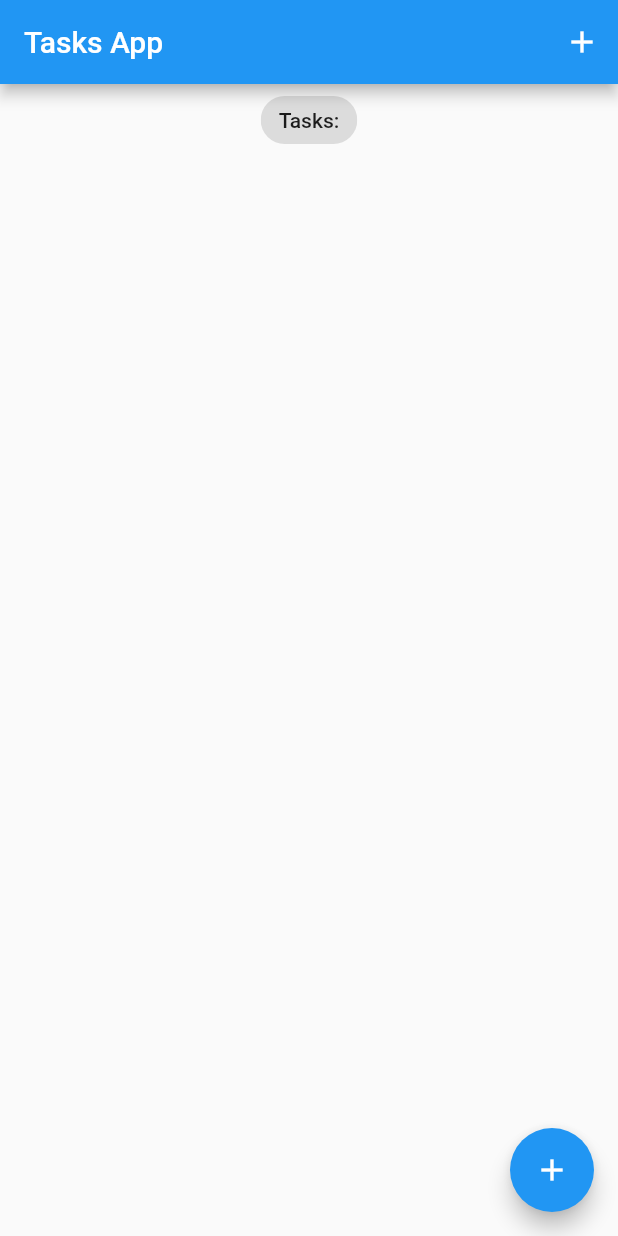
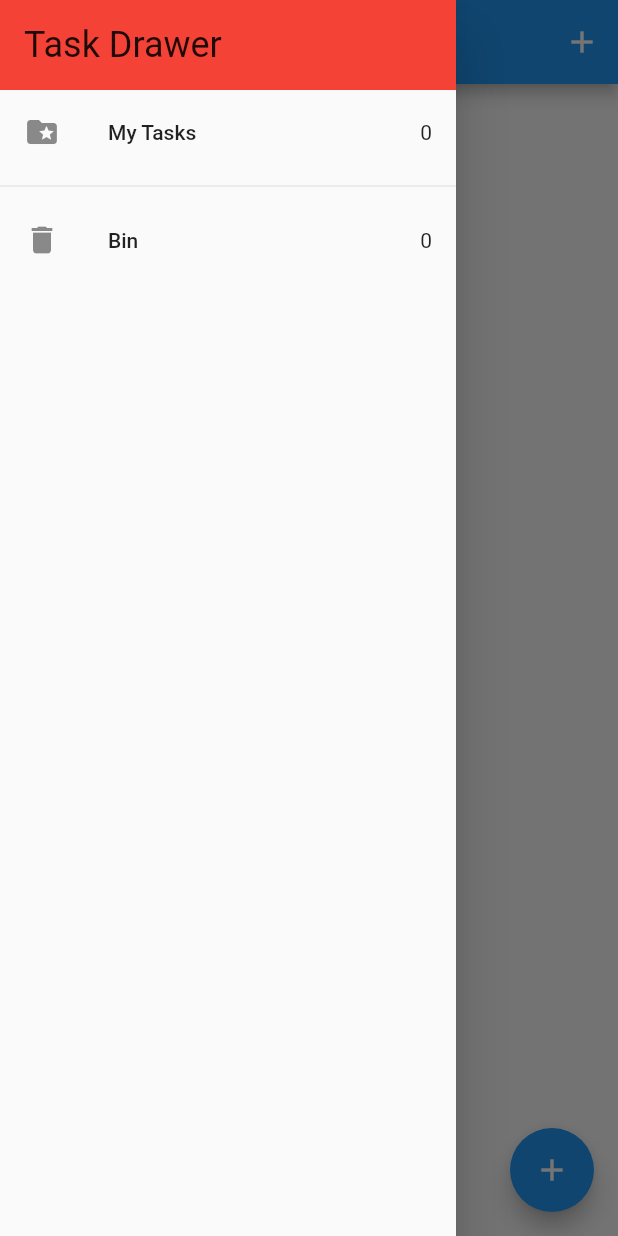
Before and after one commit to ElvinSadikhov/tasksApp, a Flutter app: the screen it shows after launch, with the side drawer open (before the commit the screen has no drawer), on a phone screen of 412 x 824 dp. Run offline on Flutter 3.47's test engine with Material 2 defaults, Android fonts, the phone set to English and light mode, and no system bars; our stand-ins replace equatable, flutter_bloc, hydrated_bloc.

Commit message:
feat: added drawer and recycle bin

```diff
--- a/lib/blocs/bloc/tasks_bloc.dart
+++ b/lib/blocs/bloc/tasks_bloc.dart
@@ -11,12 +11,15 @@ class TasksBloc extends HydratedBloc<TasksEvent, TasksState> {
   TasksBloc() : super(const TasksState()) {
     on<AddTask>(_onAddTask);
     on<UpdateTask>(_onUpdateTask);
+    on<RemoveTask>(_onRemoveTask);
     on<DeleteTask>(_onDeleteTask);
   }
 
   void _onAddTask(AddTask event, Emitter<TasksState> emit) {
     final TasksState state = this.state;
-    emit(TasksState(allTasks: List.from(state.allTasks)..add(event.task)));
+    emit(TasksState(
+        allTasks: List.from(state.allTasks)..add(event.task),
+        removedTasks: state.removedTasks));
   }
 
   void _onUpdateTask(UpdateTask event, Emitter<TasksState> emit) {
@@ -28,12 +31,22 @@ class TasksBloc extends HydratedBloc<TasksEvent, TasksState> {
     task.isDone == false
         ? allTasks.insert(index, task.copyWith(isDone: true))
         : allTasks.insert(index, task.copyWith(isDone: false));
-    emit(TasksState(allTasks: allTasks));
+    emit(TasksState(allTasks: allTasks, removedTasks: state.removedTasks));
+  }
+
+  void _onRemoveTask(RemoveTask event, Emitter<TasksState> emit) {
+    final state = this.state;
+    emit(TasksState(
+        allTasks: List.from(state.allTasks)..remove(event.task),
+        removedTasks: List.from(state.removedTasks)
+          ..add(event.task.copyWith(isRemoved: true))));
   }
 
   void _onDeleteTask(DeleteTask event, Emitter<TasksState> emit) {
     final state = this.state;
-    emit(TasksState(allTasks: List.from(state.allTasks)..remove(event.task)));
+    emit(TasksState(
+        allTasks: state.allTasks,
+        removedTasks: List.from(state.removedTasks)..remove(event.task)));
   }
 
   @override
--- a/lib/blocs/bloc/tasks_event.dart
+++ b/lib/blocs/bloc/tasks_event.dart
@@ -25,6 +25,15 @@ class UpdateTask extends TasksEvent {
   List<Object> get props => [task];
 }
 
+class RemoveTask extends TasksEvent {
+  final Task task;
+
+  const RemoveTask({required this.task});
+
+  @override
+  List<Object> get props => [task];
+}
+
 class DeleteTask extends TasksEvent {
   final Task task;
 
--- a/lib/blocs/bloc/tasks_state.dart
+++ b/lib/blocs/bloc/tasks_state.dart
@@ -4,14 +4,17 @@ part of 'tasks_bloc.dart';
 
 class TasksState extends Equatable {
   final List<Task> allTasks;
-  const TasksState({this.allTasks = const []});
+  final List<Task> removedTasks;
+
+  const TasksState({this.allTasks = const [], this.removedTasks = const []});
 
   @override
-  List<Object> get props => [allTasks];
+  List<Object> get props => [allTasks, removedTasks];
 
   Map<String, dynamic> toMap() {
     return <String, dynamic>{
       'allTasks': allTasks.map((x) => x.toMap()).toList(),
+      'removedTasks': removedTasks.map((x) => x.toMap()).toList(),
     };
   }
 
@@ -22,6 +25,11 @@ class TasksState extends Equatable {
           (x) => Task.fromMap(x),
         ),
       ),
+      removedTasks: List<Task>.from(
+        map['removedTasks']?.map<Task>(
+          (x) => Task.fromMap(x),
+        ),
+      ),
     );
   }
 }
--- a/lib/main.dart
+++ b/lib/main.dart
@@ -1,6 +1,7 @@
 import 'package:flutter/material.dart';
 import 'package:flutter_tasks_app/blocs/bloc_exports.dart';
 import 'package:flutter_tasks_app/blocs/tasks_bloc_observer.dart';
+import 'package:flutter_tasks_app/utils/app_router.dart';
 import 'package:path_provider/path_provider.dart';
 
 import 'ui/screens/tasks_screen.dart';
@@ -29,6 +30,7 @@ class MyApp extends StatelessWidget {
           primarySwatch: Colors.blue,
         ),
         home: const TasksScreen(),
+        onGenerateRoute: AppRouter.onGenerateRoute,
       ),
     );
   }
--- a/lib/models/task.dart
+++ b/lib/models/task.dart
@@ -5,29 +5,29 @@ class Task extends Equatable {
   final String id;
   final String title;
   bool? isDone;
-  bool? isDeleted;
+  bool? isRemoved;
 
   Task({
     required this.id,
     required this.title,
     this.isDone,
-    this.isDeleted,
+    this.isRemoved,
   }) {
     isDone = isDone ?? false;
-    isDeleted = isDeleted ?? false;
+    isRemoved = isRemoved ?? false;
   }
 
   Task copyWith({
     String? id,
     String? title,
     bool? isDone,
-    bool? isDeleted,
+    bool? isRemoved,
   }) {
     return Task(
       id: id ?? this.id,
       title: title ?? this.title,
       isDone: isDone ?? this.isDone,
-      isDeleted: isDeleted ?? this.isDeleted,
+      isRemoved: isRemoved ?? this.isRemoved,
     );
   }
 
@@ -36,7 +36,7 @@ class Task extends Equatable {
       'id': id,
       'title': title,
       'isDone': isDone,
-      'isDeleted': isDeleted,
+      'isRemoved': isRemoved,
     };
   }
 
@@ -45,10 +45,10 @@ class Task extends Equatable {
       id: map['id'] as String,
       title: map['title'] as String,
       isDone: map['isDone'] != null ? map['isDone'] as bool : null,
-      isDeleted: map['isDeleted'] != null ? map['isDeleted'] as bool : null,
+      isRemoved: map['isRemoved'] != null ? map['isRemoved'] as bool : null,
     );
   }
 
   @override
-  List<Object?> get props => [id, title, isDone, isDeleted];
+  List<Object?> get props => [id, title, isDone, isRemoved];
 }
--- a/lib/ui/screens/tasks_screen.dart
+++ b/lib/ui/screens/tasks_screen.dart
@@ -1,11 +1,14 @@
 import 'package:flutter/material.dart';
 import 'package:flutter_tasks_app/blocs/bloc_exports.dart';
+import 'package:flutter_tasks_app/ui/widgets/main_drawer.dart';
 import 'package:flutter_tasks_app/ui/widgets/add_task_panel.dart';
 import 'package:flutter_tasks_app/ui/widgets/tasks_list.dart';
 
 import '../../models/task.dart';
 
 class TasksScreen extends StatefulWidget {
+  static const String route = "/tasks";
+
   const TasksScreen({Key? key}) : super(key: key);
 
   @override
@@ -29,13 +32,14 @@ class _TasksScreenState extends State<TasksScreen> {
               )
             ],
           ),
+          drawer: const MainDrawer(),
           body: Column(
             crossAxisAlignment: CrossAxisAlignment.center,
             children: [
-              const Center(
+              Center(
                 child: Chip(
                   label: Text(
-                    'Tasks:',
+                    "${tasks.length} ${tasks.length == 1 ? "Task" : "Tasks"}",
                   ),
                 ),
               ),
--- /dev/null
+++ b/lib/ui/widgets/main_drawer.dart
@@ -0,0 +1,59 @@
+import 'package:flutter/material.dart';
+import 'package:flutter_tasks_app/blocs/bloc_exports.dart';
+import 'package:flutter_tasks_app/ui/screens/recycle_bin_screen.dart';
+import 'package:flutter_tasks_app/ui/screens/tasks_screen.dart';
+
+class MainDrawer extends StatefulWidget {
+  const MainDrawer({Key? key}) : super(key: key);
+
+  @override
+  State<MainDrawer> createState() => _MainDrawerState();
+}
+
+class _MainDrawerState extends State<MainDrawer> {
+  @override
+  Widget build(BuildContext context) {
+    return SafeArea(
+      child: Drawer(
+        child: Column(
+          children: [
+            Container(
+              width: double.infinity,
+              padding: const EdgeInsets.symmetric(vertical: 16, horizontal: 16),
+              color: Colors.red,
+              child: Text("Task Drawer",
+                  style: Theme.of(context).textTheme.headline5),
+            ),
+            BlocBuilder<TasksBloc, TasksState>(
+              builder: (context, state) {
+                return Column(
+                  children: [
+                    GestureDetector(
+                      onTap: _onMyTasksTileTap,
+                      child: ListTile(
+                          leading: const Icon(Icons.folder_special),
+                          title: const Text("My Tasks"),
+                          trailing: Text(state.allTasks.length.toString())),
+                    ),
+                    const Divider(),
+                    GestureDetector(
+                      onTap: _onRecycleBinTileTap,
+                      child: ListTile(
+                          leading: const Icon(Icons.delete),
+                          title: const Text("Bin"),
+                          trailing: Text(state.removedTasks.length.toString())),
+                    ),
+                  ],
+                );
+              },
+            ),
+          ],
+        ),
+      ),
+    );
+  }
+
+  void _onMyTasksTileTap() => Navigator.pushNamed(context, TasksScreen.route);
+  void _onRecycleBinTileTap() =>
+      Navigator.pushNamed(context, RecycleBinScreen.route);
+}
--- /dev/null
+++ b/lib/ui/widgets/task_tile.dart
@@ -0,0 +1,36 @@
+import 'package:flutter/material.dart';
+import 'package:flutter_tasks_app/blocs/bloc_exports.dart';
+import 'package:flutter_tasks_app/models/task.dart';
+
+class TastTile extends StatelessWidget {
+  const TastTile({
+    Key? key,
+    required this.task,
+  }) : super(key: key);
+
+  final Task task;
+
+  @override
+  Widget build(BuildContext context) {
+    return ListTile(
+      title: Text(
+        task.title,
+        style: TextStyle(
+            decoration: task.isDone! ? TextDecoration.lineThrough : null),
+      ),
+      trailing: Checkbox(
+        value: task.isDone,
+        onChanged: (value) => _onCheckboxChanged(context, value),
+      ),
+      onLongPress: () => _onTileLongPress(context),
+    );
+  }
+
+  void _onCheckboxChanged(BuildContext context, bool? value) {
+    if (!task.isRemoved!) context.read<TasksBloc>().add(UpdateTask(task: task));
+  }
+
+  void _onTileLongPress(BuildContext context) => context
+      .read<TasksBloc>()
+      .add(task.isRemoved! ? DeleteTask(task: task) : RemoveTask(task: task));
+}
```
Also changed, not shown: lib/ui/screens/recycle_bin_screen.dart (added, +42 -0 lines), lib/ui/widgets/tasks_list.dart (+2 -11 lines), lib/utils/app_router.dart (added, +23 -0 lines), 5 other files.
